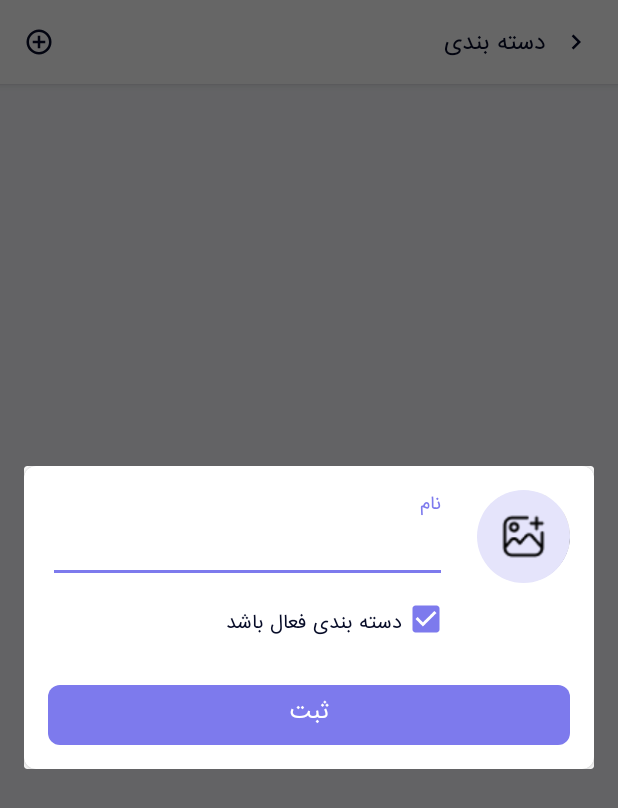
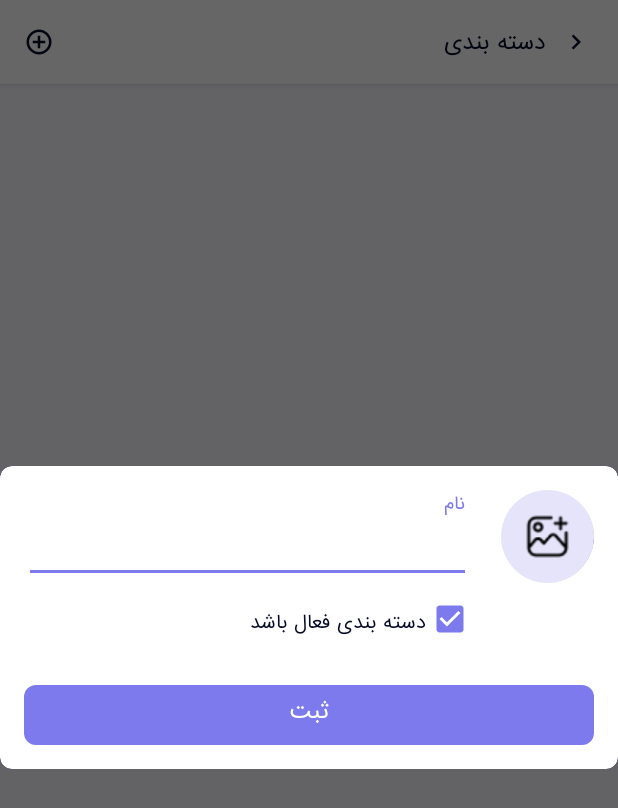
Before and after one commit to karimi96/Seller, an Android app: the CategoryActivity screen opened directly, with no data from a screen before it, after a tap on an icon or button, on a phone screen of 412 x 824 dp. Shown: the top 808 px of the screen. Run offline under Robolectric (Android 15) with nearby library versions, the phone set to English and light mode, and no system bars; our stand-ins replace CircleImageView; libraries missing offline, so code that uses them is left out: com.theartofdev.edmodo, com.wang.avi, saman.zamani.persiandate; pictures from the network do not load; 9 statements that could not run were skipped.

Commit message:
set background for dialog

```diff
--- a/app/src/main/java/com/karimi/seller/activity/category/CategoryActivity.kt
+++ b/app/src/main/java/com/karimi/seller/activity/category/CategoryActivity.kt
@@ -53,6 +53,7 @@ class CategoryActivity : AppCompatActivity(),InsertCategoryDialog.Listener {
                 this@CategoryActivity,
                 null, -1, _ID_MOTHER, this
             )
+            dialog_category!!.window?.setBackgroundDrawableResource(R.drawable.item_border_btn)
             dialog_category?.show()
         }
 
```
